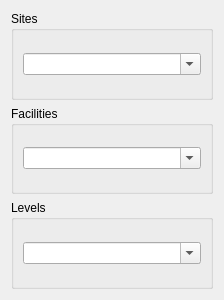
Qt form uitools/widgets/Esri/ArcGISRuntime/Toolkit/FloorFilter.ui (Esri/arcgis-maps-sdk-toolkit-qt) before a commit.
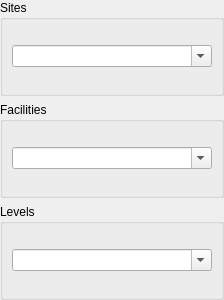
The same form after that commit.

Commit message: Combox now has compliant filter behaviour.

The edit to the form file:
```diff
--- a/uitools/widgets/Esri/ArcGISRuntime/Toolkit/FloorFilter.ui
+++ b/uitools/widgets/Esri/ArcGISRuntime/Toolkit/FloorFilter.ui
@@ -10,15 +10,57 @@
     <height>300</height>
    </rect>
   </property>
+  <property name="sizePolicy">
+   <sizepolicy hsizetype="Minimum" vsizetype="Preferred">
+    <horstretch>0</horstretch>
+    <verstretch>0</verstretch>
+   </sizepolicy>
+  </property>
   <layout class="QVBoxLayout" name="verticalLayout">
+   <property name="leftMargin">
+    <number>0</number>
+   </property>
+   <property name="topMargin">
+    <number>0</number>
+   </property>
+   <property name="rightMargin">
+    <number>0</number>
+   </property>
+   <property name="bottomMargin">
+    <number>0</number>
+   </property>
    <item>
     <widget class="QGroupBox" name="sitesBox">
+     <property name="enabled">
+      <bool>true</bool>
+     </property>
+     <property name="sizePolicy">
+      <sizepolicy hsizetype="Minimum" vsizetype="Preferred">
+       <horstretch>0</horstretch>
+       <verstretch>0</verstretch>
+      </sizepolicy>
+     </property>
      <property name="title">
       <string>Sites</string>
      </property>
+     <property name="flat">
+      <bool>true</bool>
+     </property>
      <layout class="QGridLayout" name="gridLayout">
       <item row="0" column="0">
        <widget class="QComboBox" name="sitesCombo">
+        <property name="sizePolicy">
+         <sizepolicy hsizetype="Minimum" vsizetype="Fixed">
+          <horstretch>0</horstretch>
+          <verstretch>0</verstretch>
+         </sizepolicy>
+        </property>
+        <property name="minimumSize">
+         <size>
+          <width>200</width>
+          <height>0</height>
+         </size>
+        </property>
         <property name="editable">
          <bool>true</bool>
         </property>
@@ -29,12 +71,33 @@
    </item>
    <item>
     <widget class="QGroupBox" name="facilitiesBox">
+     <property name="sizePolicy">
+      <sizepolicy hsizetype="Minimum" vsizetype="Preferred">
+       <horstretch>0</horstretch>
+       <verstretch>0</verstretch>
+      </sizepolicy>
+     </property>
      <property name="title">
       <string>Facilities</string>
      </property>
+     <property name="flat">
+      <bool>true</bool>
+     </property>
      <layout class="QGridLayout" name="gridLayout_2">
       <item row="0" column="0">
        <widget class="QComboBox" name="facilitiesCombo">
+        <property name="sizePolicy">
+         <sizepolicy hsizetype="Minimum" vsizetype="Fixed">
+          <horstretch>0</horstretch>
+          <verstretch>0</verstretch>
+         </sizepolicy>
+        </property>
+        <property name="minimumSize">
+         <size>
+          <width>200</width>
+          <height>0</height>
+         </size>
+        </property>
         <property name="editable">
          <bool>true</bool>
         </property>
@@ -45,12 +108,36 @@
    </item>
    <item>
     <widget class="QGroupBox" name="levelsBox">
+     <property name="sizePolicy">
+      <sizepolicy hsizetype="Minimum" vsizetype="Preferred">
+       <horstretch>0</horstretch>
+       <verstretch>0</verstretch>
+      </sizepolicy>
+     </property>
      <property name="title">
       <string>Levels</string>
      </property>
+     <property name="flat">
+      <bool>true</bool>
+     </property>
+     <property name="checkable">
+      <bool>false</bool>
+     </property>
      <layout class="QGridLayout" name="gridLayout_3">
       <item row="0" column="0">
        <widget class="QComboBox" name="levelsCombo">
+        <property name="sizePolicy">
+         <sizepolicy hsizetype="Minimum" vsizetype="Fixed">
+          <horstretch>0</horstretch>
+          <verstretch>0</verstretch>
+         </sizepolicy>
+        </property>
+        <property name="minimumSize">
+         <size>
+          <width>200</width>
+          <height>0</height>
+         </size>
+        </property>
         <property name="editable">
          <bool>true</bool>
         </property>
```
The commit also changes 5 other files.
